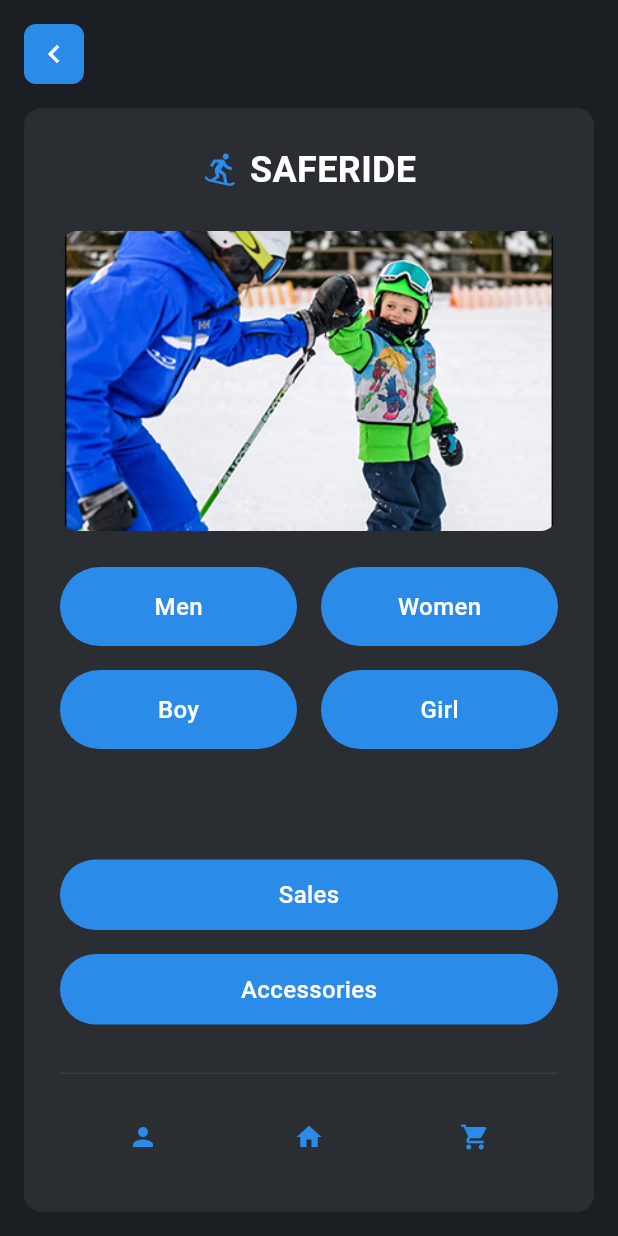
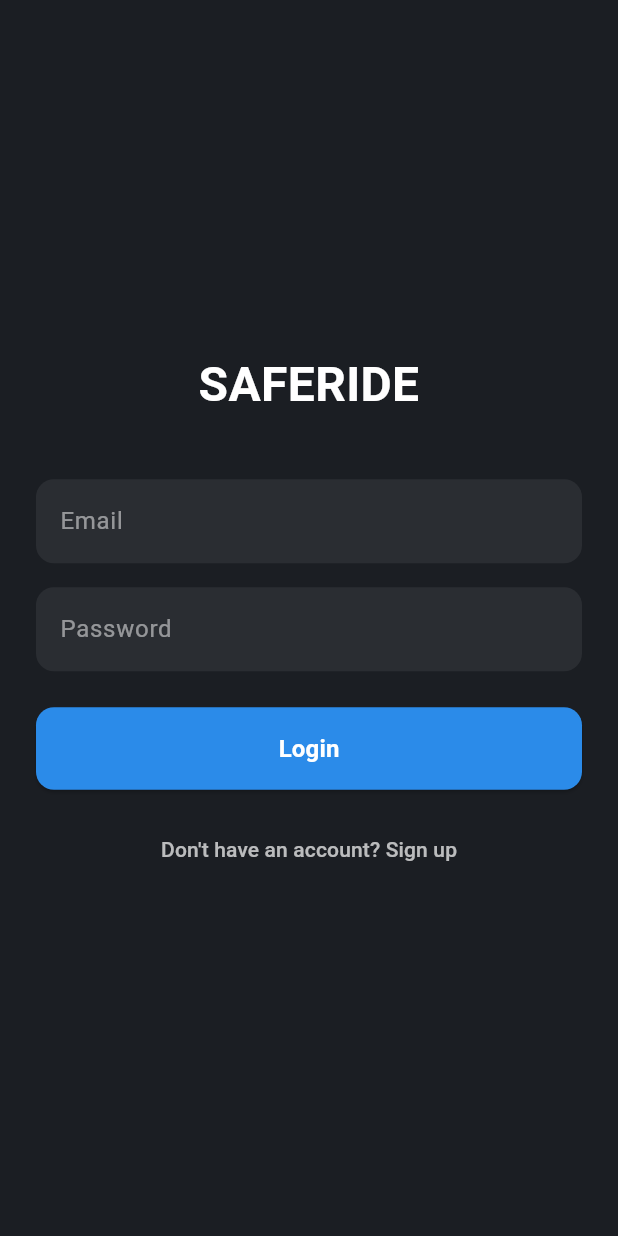
Before and after one commit to AbulHasanShaik/SafeRide_Habibit, a Flutter app: the screen it shows after launch, on a phone screen of 412 x 824 dp. Run offline on Flutter 3.47's test engine with Material 3 defaults, Android fonts, the phone set to English and light mode, and no system bars.

Commit message:
Added the login page - second commit

```diff
--- a/lib/main.dart
+++ b/lib/main.dart
@@ -1,5 +1,5 @@
 import 'package:flutter/material.dart';
-import 'screens/safe_ride_screen.dart';
+import 'screens/login_screen.dart'; // Import the LoginScreen
 
 void main() {
   runApp(const SafeRideApp());
@@ -18,7 +18,7 @@
         scaffoldBackgroundColor: const Color(0xFF1B1E23),
         fontFamily: 'Roboto',
       ),
-      home: const SafeRideScreen(),
+      home: const LoginScreen(), // Set LoginScreen as the first screen
     );
   }
 }
--- /dev/null
+++ b/lib/screens/login_screen.dart
@@ -0,0 +1,112 @@
+import 'package:flutter/material.dart';
+import 'safe_ride_screen.dart'; // Import the SafeRideScreen
+
+class LoginScreen extends StatelessWidget {
+  const LoginScreen({Key? key}) : super(key: key);
+
+  @override
+  Widget build(BuildContext context) {
+    return Scaffold(
+      backgroundColor: const Color(0xFF1B1E23),
+      body: SafeArea(
+        child: Padding(
+          padding: const EdgeInsets.all(24.0),
+          child: Column(
+            mainAxisAlignment: MainAxisAlignment.center,
+            crossAxisAlignment: CrossAxisAlignment.stretch,
+            children: [
+              // App logo or title
+              const Text(
+                'SAFERIDE',
+                style: TextStyle(
+                  color: Colors.white,
+                  fontSize: 32,
+                  fontWeight: FontWeight.bold,
+                  fontFamily: 'Roboto',
+                ),
+                textAlign: TextAlign.center,
+              ),
+              const SizedBox(height: 40),
+
+              // Email input field
+              TextField(
+                style: const TextStyle(color: Colors.white),
+                decoration: InputDecoration(
+                  hintText: 'Email',
+                  hintStyle: TextStyle(color: Colors.white.withOpacity(0.5)),
+                  filled: true,
+                  fillColor: const Color(0xFF2A2D32),
+                  border: OutlineInputBorder(
+                    borderRadius: BorderRadius.circular(12),
+                    borderSide: BorderSide.none,
+                  ),
+                ),
+              ),
+              const SizedBox(height: 16),
+
+              // Password input field
+              TextField(
+                obscureText: true,
+                style: const TextStyle(color: Colors.white),
+                decoration: InputDecoration(
+                  hintText: 'Password',
+                  hintStyle: TextStyle(color: Colors.white.withOpacity(0.5)),
+                  filled: true,
+                  fillColor: const Color(0xFF2A2D32),
+                  border: OutlineInputBorder(
+                    borderRadius: BorderRadius.circular(12),
+                    borderSide: BorderSide.none,
+                  ),
+                ),
+              ),
+              const SizedBox(height: 24),
+
+              // Login button
+              ElevatedButton(
+                onPressed: () {
+                  // Navigate to the SafeRideScreen after login
+                  Navigator.pushReplacement(
+                    context,
+                    MaterialPageRoute(
+                      builder: (context) => const SafeRideScreen(),
+                    ),
+                  );
+                },
+                style: ElevatedButton.styleFrom(
+                  backgroundColor: const Color(0xFF2B8BE9),
+                  padding: const EdgeInsets.symmetric(vertical: 16),
+                  shape: RoundedRectangleBorder(
+                    borderRadius: BorderRadius.circular(12),
+                  ),
+                ),
+                child: const Text(
+                  'Login',
+                  style: TextStyle(
+                    color: Colors.white,
+                    fontSize: 16,
+                    fontWeight: FontWeight.bold,
+                  ),
+                ),
+              ),
+              const SizedBox(height: 16),
+
+              // Sign-up option
+              TextButton(
+                onPressed: () {
+                  // Add navigation to the sign-up screen if needed
+                },
+                child: Text(
+                  'Don\'t have an account? Sign up',
+                  style: TextStyle(
+                    color: Colors.white.withOpacity(0.7),
+                    fontSize: 14,
+                  ),
+                ),
+              ),
+            ],
+          ),
+        ),
+      ),
+    );
+  }
+}
--- a/lib/screens/safe_ride_screen.dart
+++ b/lib/screens/safe_ride_screen.dart
@@ -24,26 +24,26 @@
             crossAxisAlignment: CrossAxisAlignment.start,
             children: [
               // Back button
-              GestureDetector(
-                onTap: () {
-                  Navigator.pop(context);
-                },
-                child: Container(
-                  width: 40,
-                  height: 40,
-                  decoration: BoxDecoration(
-                    color: const Color(0xFF2B8BE9),
-                    borderRadius: BorderRadius.circular(8),
-                  ),
-                  child: const Center(
-                    child: Icon(
-                      Icons.chevron_left,
-                      color: Colors.white,
-                      size: 24,
-                    ),
-                  ),
-                ),
-              ),
+              // GestureDetector(
+              //   onTap: () {
+              //     Navigator.pop(context);
+              //   },
+              //   child: Container(
+              //     width: 40,
+              //     height: 40,
+              //     decoration: BoxDecoration(
+              //       color: const Color(0xFF2B8BE9),
+              //       borderRadius: BorderRadius.circular(8),
+              //     ),
+              //     child: const Center(
+              //       child: Icon(
+              //         Icons.chevron_left,
+              //         color: Colors.white,
+              //         size: 24,
+              //       ),
+              //     ),
+              //   ),
+              // ),
               const SizedBox(height: 16),
 
               // Main content card
```
